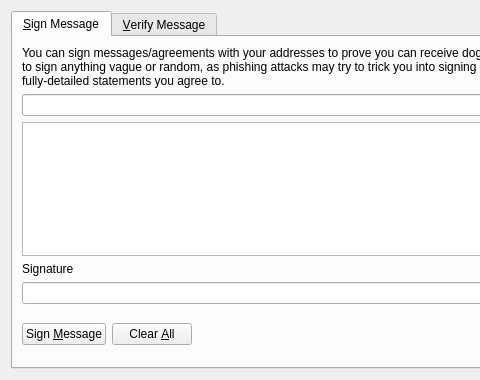
The window that src/qt/forms/signverifymessagedialog.ui (VadiqueMe/dogecoin) describes before a commit, drawn with Qt 5; both pictures show x 0 to 480 and y 0 to 380 of the 700 by 380 pixel window.
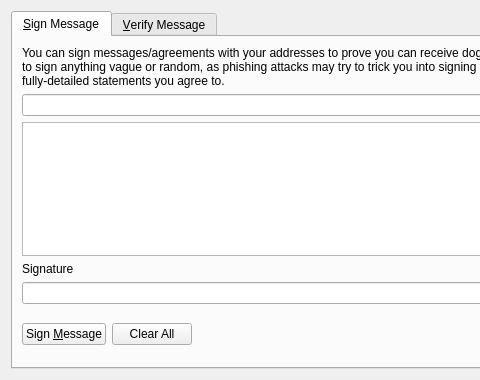
The same window after the commit. Icons and pictures are not drawn. Custom widgets are drawn as their Qt base class.

```diff
--- a/src/qt/forms/signverifymessagedialog.ui
+++ b/src/qt/forms/signverifymessagedialog.ui
@@ -172,7 +172,7 @@
             <string>Reset all sign message fields</string>
            </property>
            <property name="text">
-            <string>Clear &amp;All</string>
+            <string>Clear All</string>
            </property>
            <property name="icon">
             <iconset resource="../dogecoin.qrc">
```
Left out of the diff: 11 changed lines with no effect on the pictures.
